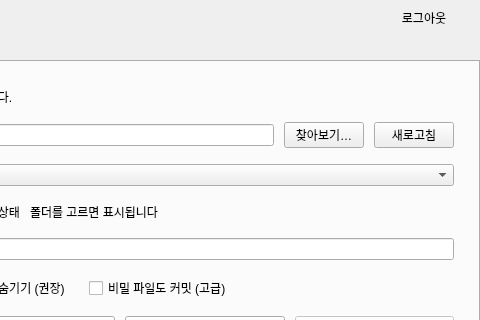
This is ui/main_window.ui in seongbin45/CloneUp as Qt 5 draws it before an edit; both pictures show x 240 to 720 and y 0 to 320 of the 720 by 592 pixel window. The edited form follows.
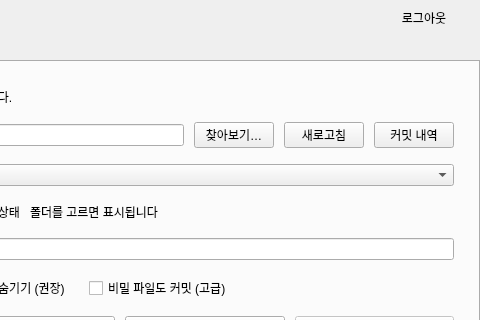
This is the edited form. The open tabs and pages were chosen to show the change.

Commit message:
feat: add read-only commit history popup from desin mock
Implement git history list/detail/export snapshot helpers and a modal
dialog matching desin/CloneUp 커밋 내역. Wire 커밋 내역 on the sync tab.

```diff
--- a/ui/main_window.ui
+++ b/ui/main_window.ui
@@ -707,6 +707,16 @@
             </property>
            </widget>
           </item>
+          <item>
+           <widget class="QPushButton" name="btnSyncHistory">
+            <property name="text">
+             <string>커밋 내역</string>
+            </property>
+            <property name="toolTip">
+             <string>지난 커밋을 읽기 전용으로 봅니다. 작업 중인 파일은 바뀌지 않습니다.</string>
+            </property>
+           </widget>
+          </item>
          </layout>
         </item>
         <item>
```
The commit also changes 6 other files.
